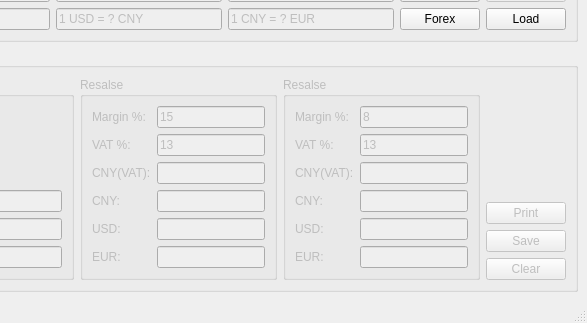
The window that main_window.ui (lgnq/EasyQuotation) describes before a commit, drawn with Qt 5; both pictures show x 137 to 724 and y 278 to 601 of the 724 by 601 pixel window.
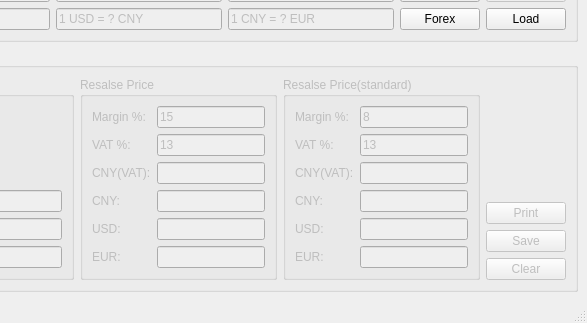
The same window after the commit.

Commit message:
rivise the Resale Price
There are two ways of calculating the profit margin

```diff
--- a/main_window.ui
+++ b/main_window.ui
@@ -376,7 +376,7 @@
        <item>
         <widget class="QGroupBox" name="groupBox_3">
          <property name="title">
-          <string>Resalse</string>
+          <string>Resalse Price</string>
          </property>
          <layout class="QGridLayout" name="gridLayout_2">
           <item row="9" column="0">
@@ -469,7 +469,7 @@
        <item>
         <widget class="QGroupBox" name="groupBox_5">
          <property name="title">
-          <string>Resalse</string>
+          <string>Resalse Price(standard) </string>
          </property>
          <layout class="QGridLayout" name="gridLayout_4">
           <item row="7" column="1">
```
Left out of the diff: 78 changed lines with no effect on the pictures. The commit also changes 2 other files.
